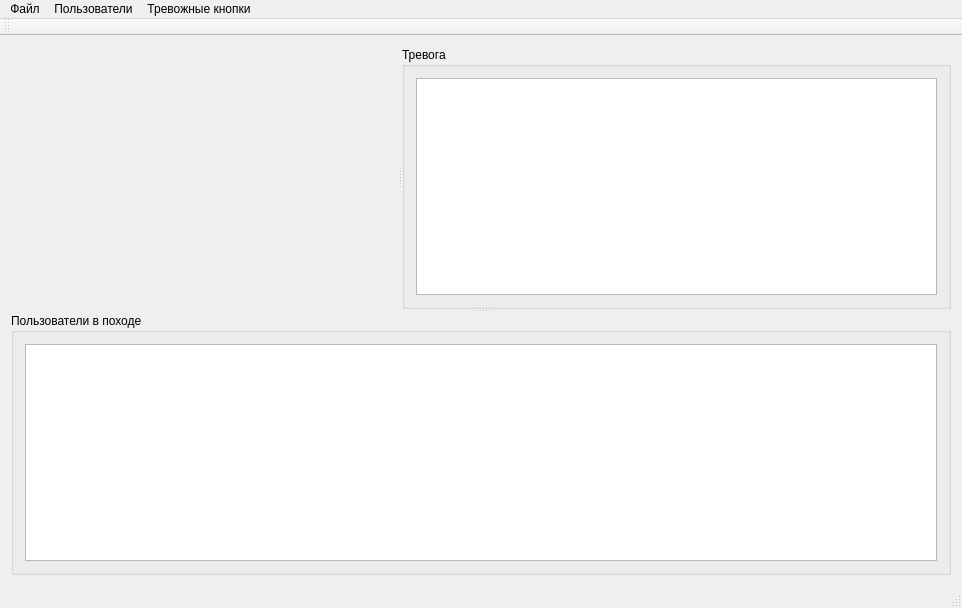
Old version of the form Admin-Qt-client/mainwindow.ui in the repository khirnick/befound.
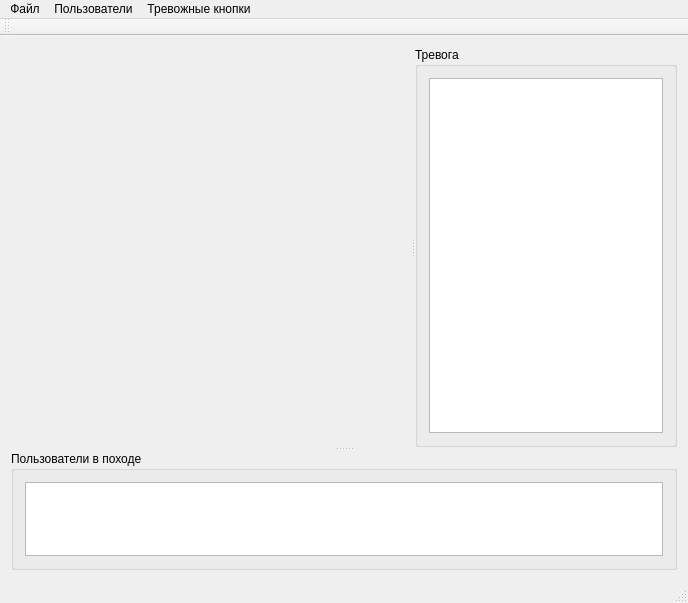
New version of the form. Custom widgets are drawn as their Qt base class.

Commit message: table color

```diff
--- a/Admin-Qt-client/mainwindow.ui
+++ b/Admin-Qt-client/mainwindow.ui
@@ -6,8 +6,8 @@
    <rect>
     <x>0</x>
     <y>0</y>
-    <width>962</width>
-    <height>608</height>
+    <width>688</width>
+    <height>603</height>
    </rect>
   </property>
   <property name="windowTitle">
@@ -27,8 +27,8 @@
        <widget class="Marble::MarbleWidget" name="map" native="true">
         <property name="minimumSize">
          <size>
-          <width>200</width>
-          <height>200</height>
+          <width>400</width>
+          <height>400</height>
          </size>
         </property>
        </widget>
@@ -39,9 +39,15 @@
         <layout class="QVBoxLayout" name="verticalLayout_7">
          <item>
           <widget class="QTableView" name="alarmsTable">
+           <property name="alternatingRowColors">
+            <bool>true</bool>
+           </property>
            <property name="selectionBehavior">
             <enum>QAbstractItemView::SelectRows</enum>
            </property>
+           <property name="sortingEnabled">
+            <bool>true</bool>
+           </property>
            <attribute name="horizontalHeaderCascadingSectionResizes">
             <bool>true</bool>
            </attribute>
@@ -60,6 +66,9 @@
        <layout class="QVBoxLayout" name="verticalLayout_6">
         <item>
          <widget class="QTableView" name="usersTable">
+          <property name="alternatingRowColors">
+           <bool>true</bool>
+          </property>
           <property name="selectionBehavior">
            <enum>QAbstractItemView::SelectRows</enum>
           </property>
@@ -85,7 +94,7 @@
     <rect>
      <x>0</x>
      <y>0</y>
-     <width>962</width>
+     <width>688</width>
      <height>24</height>
     </rect>
    </property>
```
The commit also changes 1 other file.
